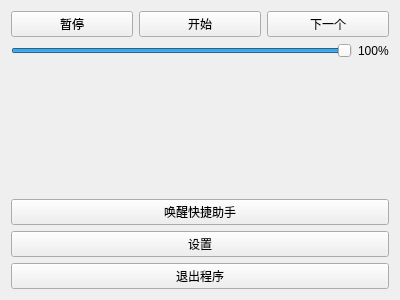
Qt form DesktopManager/components/trayiconmenu.ui (PureBulb/BulbDesktop) before a commit.
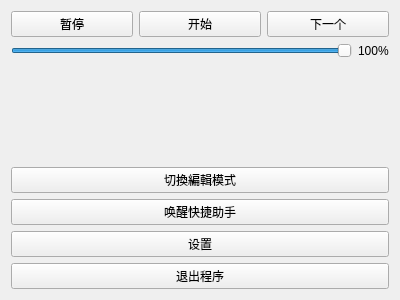
The same form after that commit.

What changed in the file:
```diff
--- a/DesktopManager/components/trayiconmenu.ui
+++ b/DesktopManager/components/trayiconmenu.ui
@@ -83,6 +83,13 @@
      </property>
     </spacer>
    </item>
+   <item>
+    <widget class="QPushButton" name="editBtn">
+     <property name="text">
+      <string>切換編輯模式</string>
+     </property>
+    </widget>
+   </item>
    <item>
     <widget class="QPushButton" name="assistorBtn">
      <property name="text">
```
